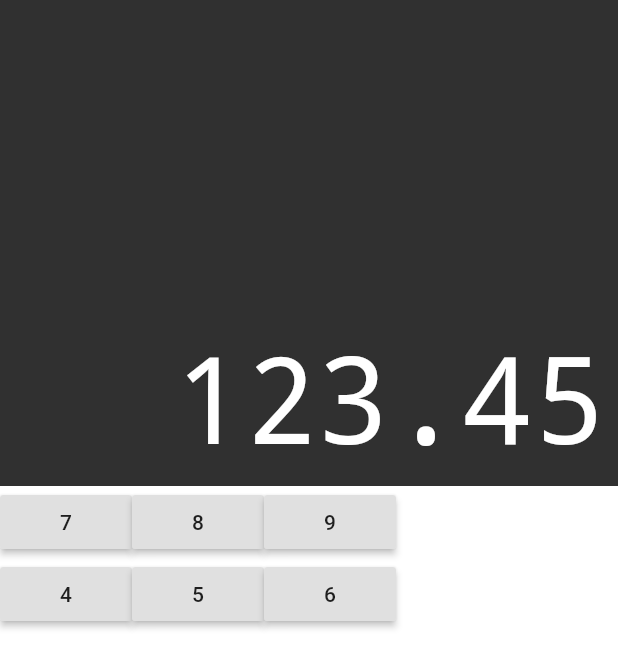
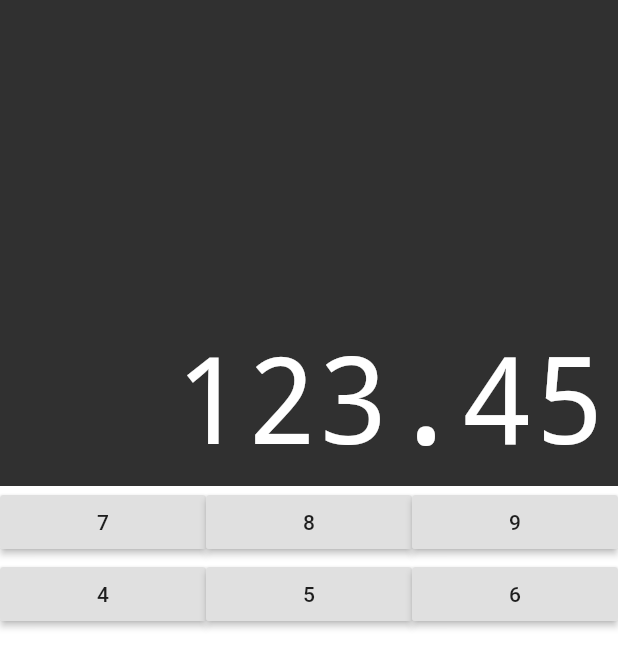
Before and after one commit to gisesonia/calculadoraflutter, a Flutter app: the screen it shows after launch, on a phone screen of 412 x 824 dp. Shown: the top 669 px of the screen. Run offline on Flutter 3.47's test engine with Material 2 defaults, Android fonts, the phone set to English and light mode, and no system bars; drawn by our look-alikes of auto_size_text.

Commit message:
Espaçamento dos botões

```diff
--- a/lib/components/button.dart
+++ b/lib/components/button.dart
@@ -9,9 +9,11 @@ class Button extends StatelessWidget {
 
   @override
   Widget build(BuildContext context) {
-    return RaisedButton(
-      child: Text(text),
-      onPressed: () {},
+    return Expanded(
+      child: RaisedButton(
+        child: Text(text),
+        onPressed: () {},
+      ),
     );
   }
 }
```
